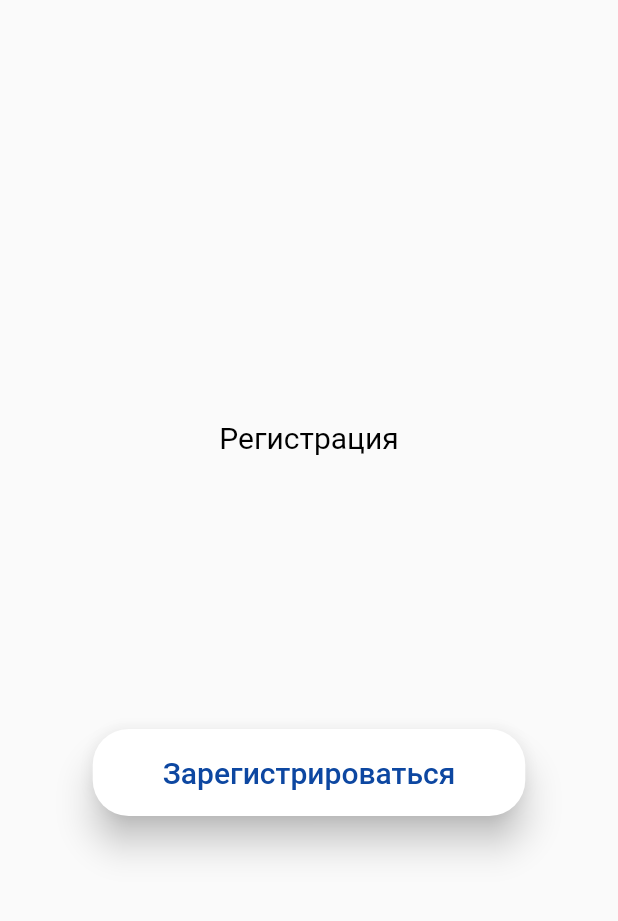
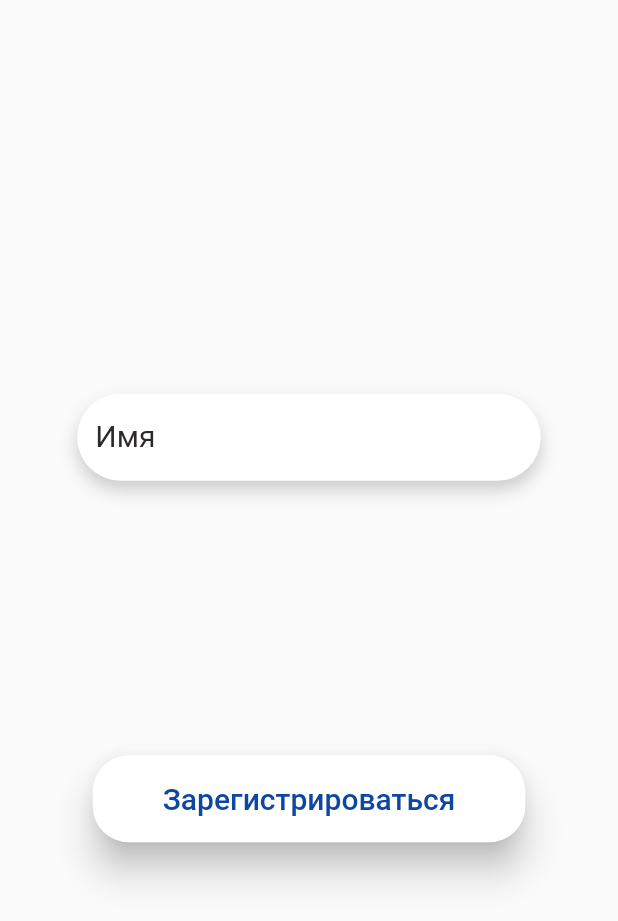
Before and after one commit to Q-F-L/InnovatorVKE, a Flutter app: the screen it shows after launch, after a tap on "Авторизаваться", on a phone screen of 412 x 824 dp. Shown: the top 921 px of the screen. Run offline on Flutter 3.47's test engine with Material 2 defaults, Android fonts, the phone set to English and light mode, and no system bars.

Commit message:
add theme input decoration for textformfile

```diff
--- a/lib/main.dart
+++ b/lib/main.dart
@@ -15,6 +15,23 @@ class MyApp extends StatelessWidget {
       title: 'Flutter Demo',
       theme: ThemeData(
         primarySwatch: Colors.blue,
+        inputDecorationTheme: const InputDecorationTheme(
+          hintStyle: TextStyle(
+            fontSize: 20,
+            color: Color.fromRGBO(44, 41, 41, 1),
+          ),
+          border: OutlineInputBorder(
+            borderSide: BorderSide.none,
+          ),
+          enabledBorder: OutlineInputBorder(
+            borderSide: BorderSide.none,
+            //   borderRadius: BorderRadius.all(Radius.circular(90))
+          ),
+          labelStyle: TextStyle(
+          fontSize: 35,
+          decorationColor: Colors.red,
+          ),
+        ),
       ),
       home: const HiPage(),
       routes: {
--- a/lib/register_page.dart
+++ b/lib/register_page.dart
@@ -11,10 +11,36 @@ class RegisterPage extends StatelessWidget {
         child: Column(
           mainAxisAlignment: MainAxisAlignment.center,
           children: <Widget>[
-            Text(
-              'Регистрация',
-              style: TextStyle(color: Colors.black, fontSize: 20),
-            ),
+            Form(
+                child: Container(
+                  height: 58,
+                  width: MediaQuery
+                      .of(context)
+                      .size
+                      .width * 0.75,
+                  decoration: BoxDecoration(
+                    color: Colors.white,
+                    borderRadius: BorderRadius.circular(90),
+                    //border corner radius
+                    boxShadow: [
+                      BoxShadow(
+                        color: Colors.grey.withOpacity(0.5),
+                        //color of shadow
+                        spreadRadius: 0.2,
+                        //spread radius
+                        blurRadius: 9,
+                        // blur radius
+                        offset: Offset(0, 6), // changes position of shadow
+                      ),
+                    ],
+                  ),
+                  child: TextFormField(
+                    decoration: InputDecoration(
+                      hintText: 'Имя',
+                    ),
+                    keyboardType: TextInputType.name,
+                  ),
+                )),
 
             Container(
               margin: EdgeInsets.only(top: 183),
```
Also changed, not shown: pubspec.lock, 1 other file.
